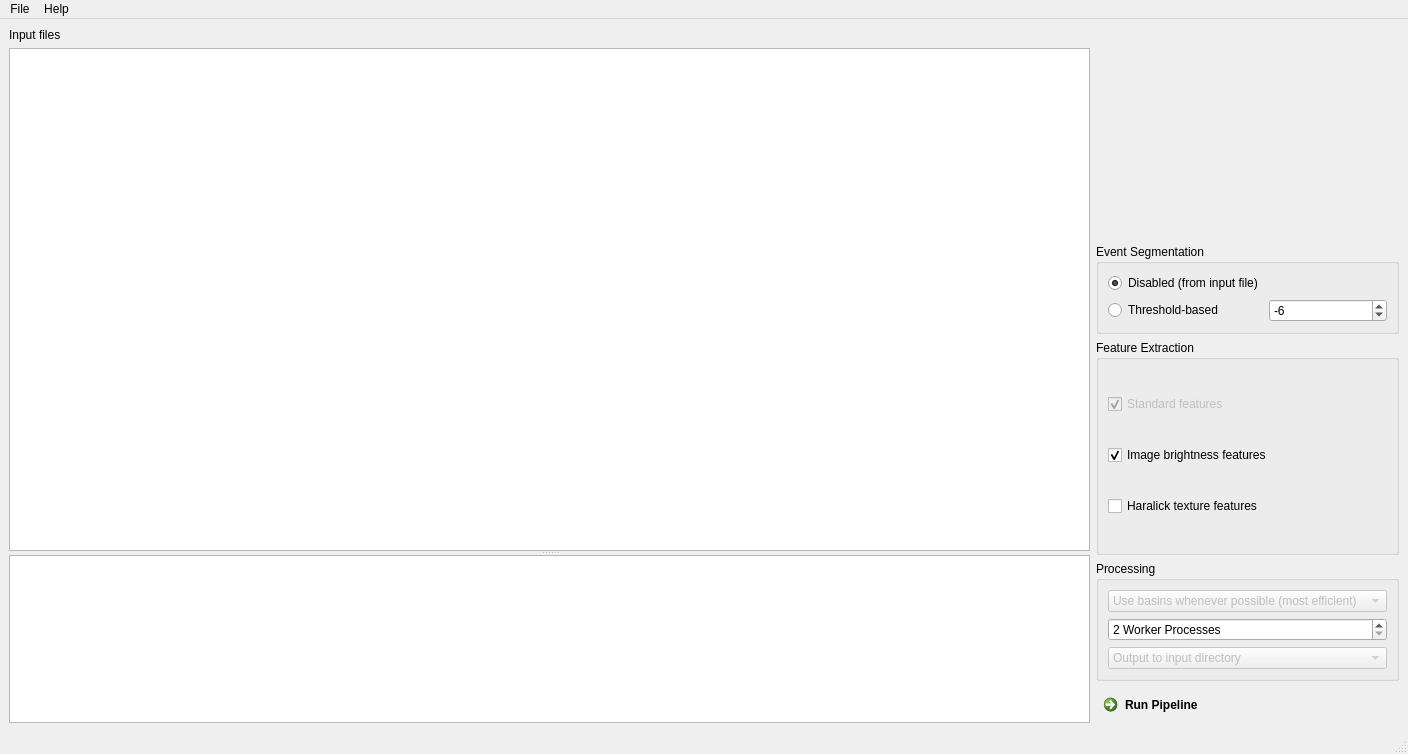
The window that chipstream/gui/main_window.ui (DC-analysis/ChipStream) describes before a commit, drawn with Qt 5.
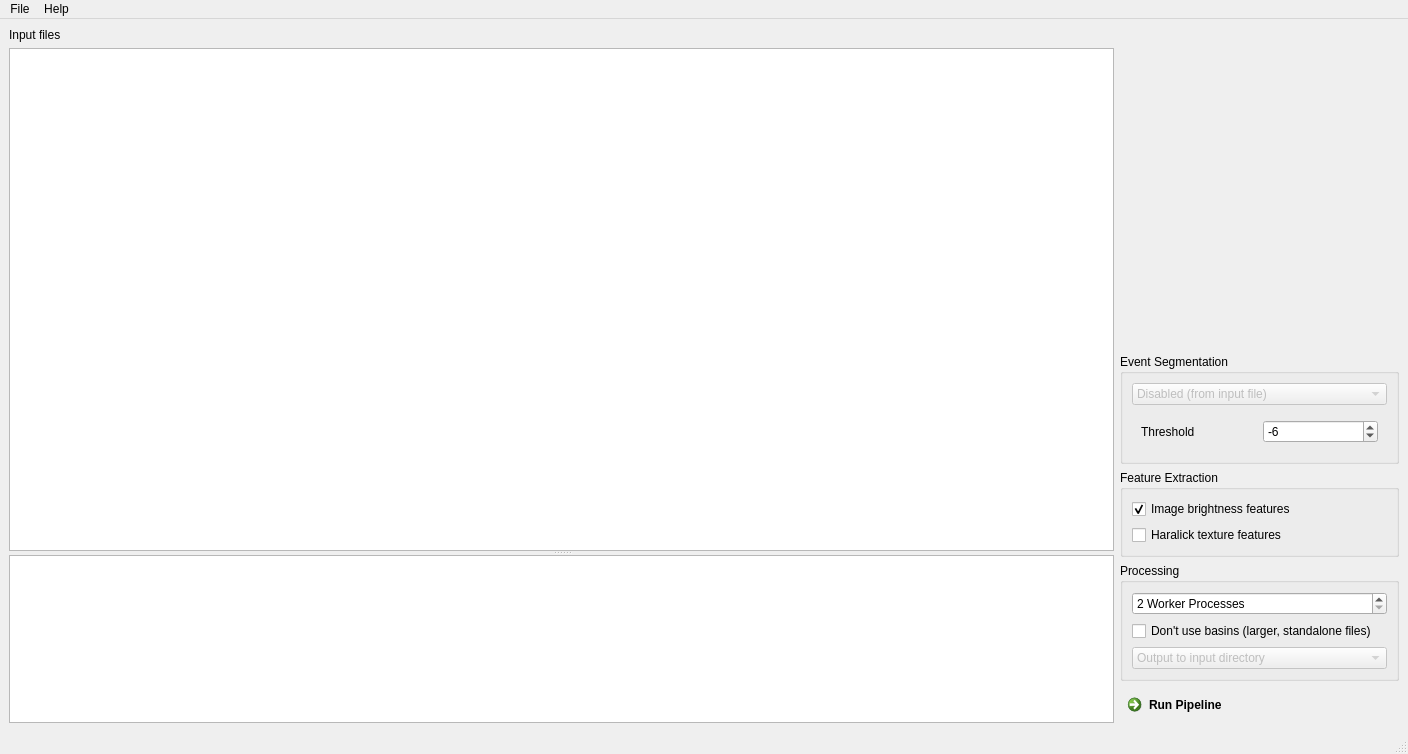
The same window after the commit. Custom widgets are drawn as their Qt base class.

Commit message: feat: load job kwargs from UI

What changed in the file:
```diff
--- a/chipstream/gui/main_window.ui
+++ b/chipstream/gui/main_window.ui
@@ -14,7 +14,7 @@
    <string>MainWindow</string>
   </property>
   <widget class="QWidget" name="centralwidget">
-   <layout class="QHBoxLayout" name="horizontalLayout">
+   <layout class="QHBoxLayout" name="horizontalLayout" stretch="4,1">
     <item>
      <layout class="QVBoxLayout" name="verticalLayout_5">
       <item>
@@ -128,43 +128,84 @@
           <string>Event Segmentation</string>
          </property>
          <layout class="QGridLayout" name="gridLayout_2">
-          <item row="1" column="1">
-           <widget class="QSpinBox" name="spinBox_2">
-            <property name="toolTip">
-             <string>Mask-generating threshold for the background-corrected image.</string>
+          <item row="1" column="0" alignment="Qt::AlignTop">
+           <widget class="QStackedWidget" name="stackedWidget_segmenter">
+            <property name="sizePolicy">
+             <sizepolicy hsizetype="Minimum" vsizetype="Minimum">
+              <horstretch>0</horstretch>
+              <verstretch>0</verstretch>
+             </sizepolicy>
             </property>
-            <property name="minimum">
-             <number>-10</number>
+            <property name="currentIndex">
+             <number>1</number>
             </property>
-            <property name="maximum">
-             <number>-1</number>
-            </property>
-            <property name="value">
-             <number>-6</number>
-            </property>
-           </widget>
-          </item>
-          <item row="1" column="0">
-           <widget class="QRadioButton" name="radioButton_3">
-            <property name="text">
-             <string>Threshold-based</string>
-            </property>
+            <widget class="QWidget" name="page">
+             <layout class="QGridLayout" name="gridLayout">
+              <item row="0" column="0">
+               <widget class="QCheckBox" name="checkBox_basin_based">
+                <property name="text">
+                 <string>Use basins (output file links to input file)</string>
+                </property>
+               </widget>
+              </item>
+             </layout>
+            </widget>
+            <widget class="QWidget" name="page_2">
+             <layout class="QGridLayout" name="gridLayout_3">
+              <item row="0" column="0">
+               <widget class="QLabel" name="label">
+                <property name="text">
+                 <string>Threshold</string>
+                </property>
+               </widget>
+              </item>
+              <item row="0" column="1">
+               <widget class="QSpinBox" name="spinBox_thresh">
+                <property name="toolTip">
+                 <string>Mask-generating threshold for the background-corrected image.</string>
+                </property>
+                <property name="minimum">
+                 <number>-10</number>
+                </property>
+                <property name="maximum">
+                 <number>-1</number>
+                </property>
+                <property name="value">
+                 <number>-6</number>
+                </property>
+               </widget>
+              </item>
+             </layout>
+            </widget>
            </widget>
           </item>
           <item row="0" column="0">
-           <widget class="QRadioButton" name="radioButton_4">
-            <property name="text">
-             <string>Disabled (from input file)</string>
+           <widget class="QComboBox" name="comboBox_segmenter">
+            <property name="enabled">
+             <bool>false</bool>
             </property>
-            <property name="checked">
-             <bool>true</bool>
+            <property name="sizePolicy">
+             <sizepolicy hsizetype="Minimum" vsizetype="Fixed">
+              <horstretch>0</horstretch>
+              <verstretch>0</verstretch>
+             </sizepolicy>
             </property>
+            <item>
+             <property name="text">
+              <string>Disabled (from input file)</string>
+             </property>
+            </item>
+            <item>
+             <property name="text">
+              <string>Threshold-based</string>
+             </property>
+            </item>
            </widget>
           </item>
          </layout>
         </widget>
        </item>
-       <item>
+       <item alignment="Qt::AlignTop">
         <widget class="QGroupBox" name="groupBox_5">
          <property name="sizePolicy">
           <sizepolicy hsizetype="Preferred" vsizetype="Expanding">
@@ -177,20 +218,7 @@
          </property>
          <layout class="QVBoxLayout" name="verticalLayout_7">
           <item>
-           <widget class="QCheckBox" name="checkBox_4">
-            <property name="enabled">
-             <bool>false</bool>
-            </property>
-            <property name="text">
-             <string>Standard features</string>
-            </property>
-            <property name="checked">
-             <bool>true</bool>
-            </property>
-           </widget>
-          </item>
-          <item>
-           <widget class="QCheckBox" name="checkBox_5">
+           <widget class="QCheckBox" name="checkBox_feat_bright">
             <property name="text">
              <string>Image brightness features</string>
             </property>
@@ -221,26 +249,6 @@
           <string>Processing</string>
          </property>
          <layout class="QVBoxLayout" name="verticalLayout_8">
-          <item>
-           <widget class="QComboBox" name="comboBox_3">
-            <property name="enabled">
-             <bool>false</bool>
-            </property>
-            <property name="duplicatesEnabled">
-             <bool>false</bool>
-            </property>
-            <item>
-             <property name="text">
-              <string>Use basins whenever possible (most efficient)</string>
-             </property>
-            </item>
-            <item>
-             <property name="text">
-              <string>Duplicate input files (increases disk usage)</string>
-             </property>
-            </item>
-           </widget>
-          </item>
           <item>
            <widget class="QSpinBox" name="spinBox_procs">
             <property name="suffix">
@@ -254,6 +262,13 @@
             </property>
            </widget>
           </item>
+          <item>
+           <widget class="QCheckBox" name="checkBox_no_basins">
+            <property name="text">
+             <string>Don't use basins (larger, standalone files)</string>
+            </property>
+           </widget>
+          </item>
           <item>
            <widget class="QComboBox" name="comboBox">
             <property name="enabled">
```
Left out of the diff: 21 changed lines with no effect on the pictures. The commit also changes 1 other file.
